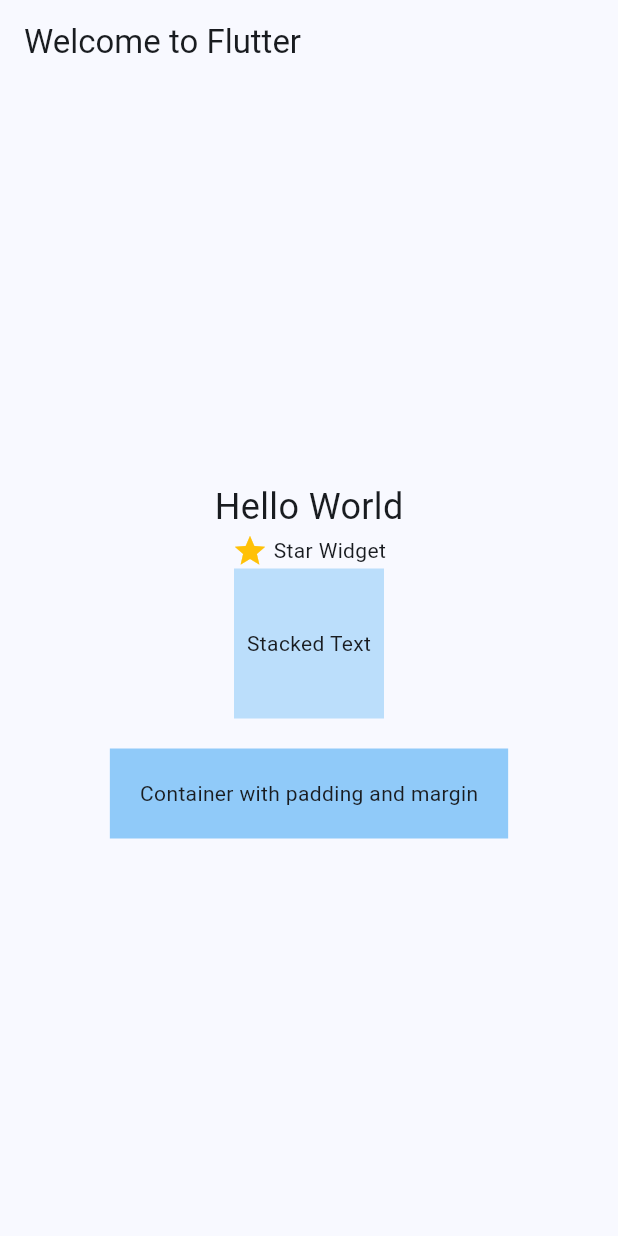
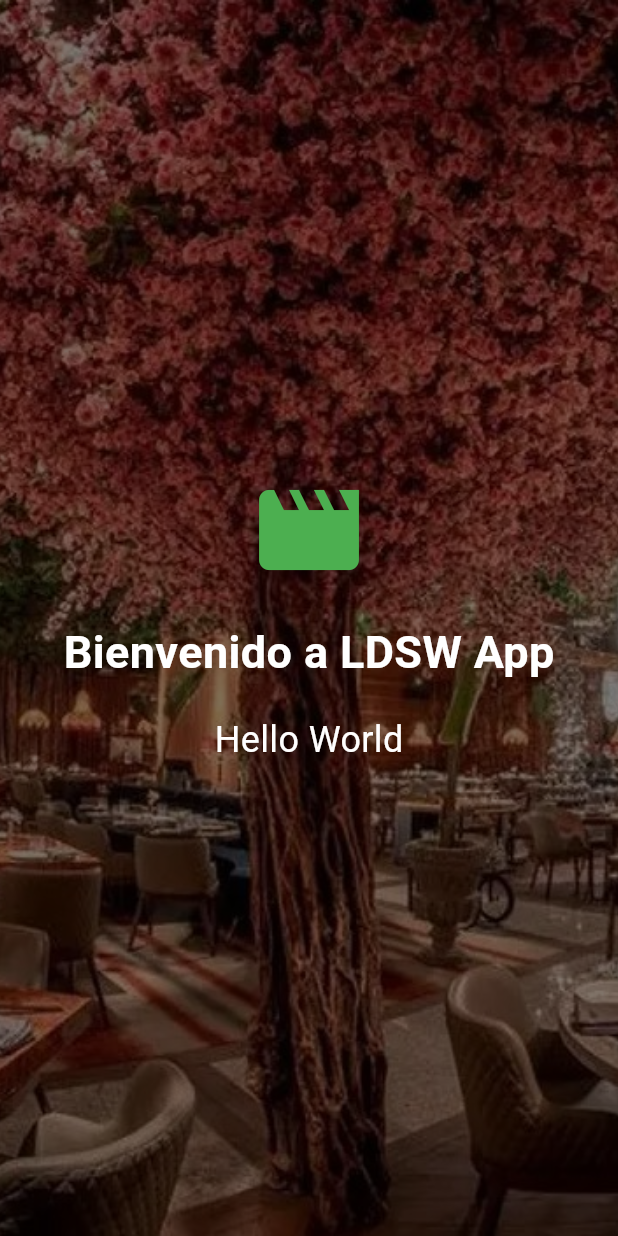
Before and after one commit to GabrielaUDG/LDSW_3.4_Utilizaci-n-de-widgets, a Flutter app: the screen it shows after launch, on a phone screen of 412 x 824 dp. Run offline on Flutter 3.47's test engine with Material 3 defaults, Android fonts, the phone set to English and light mode, and no system bars.

Commit message:
Modificación de la pantalla de inicio y actualización de dependencias

```diff
--- a/lib/main.dart
+++ b/lib/main.dart
@@ -10,62 +10,67 @@ class MyApp extends StatelessWidget {
   @override
   Widget build(BuildContext context) {
     return MaterialApp(
-      title: 'Welcome to Flutter',
+      title: 'LDSW App',
       theme: ThemeData(
-        colorScheme: ColorScheme.fromSeed(seedColor: Colors.blue),
-        useMaterial3: true,
+        primarySwatch: Colors.blue,
       ),
-      home: const MyHomePage(title: 'Welcome to Flutter'),
+      home: const HomeScreen(),
     );
   }
 }
 
-class MyHomePage extends StatelessWidget {
-  const MyHomePage({super.key, required this.title});
-
-  final String title;
+class HomeScreen extends StatelessWidget {
+  const HomeScreen({super.key});
 
   @override
   Widget build(BuildContext context) {
     return Scaffold(
-      appBar: AppBar(
-        title: Text(title),
+      body: Stack(
+        children: [
+          // Imagen de fondo con un filtro de opacidad
+          Container(
+            decoration: const BoxDecoration(
+              image: DecorationImage(
+                image: AssetImage("assets/background.jpg"), // Asegúrate de agregar esta imagen en assets
+                fit: BoxFit.cover,
               ),
-      body: Center(
+            ),
+            child: Container(
+              color: Colors.black.withOpacity(0.5), // Añadido un filtro negro con opacidad
+            ),
+          ),
+          // Contenido sobre la imagen de fondo
+          Center(
             child: Column(
               mainAxisAlignment: MainAxisAlignment.center,
               children: [
+                const Icon(
+                  Icons.movie, // Icono que representa la app
+                  size: 80,
+                  color: Colors.green,
+                ),
+                const SizedBox(height: 20),
                 const Text(
-              'Hello World',
-              style: TextStyle(fontSize: 24),
+                  'Bienvenido a LDSW App', // Nombre de la app
+                  style: TextStyle(
+                    fontSize: 30,
+                    fontWeight: FontWeight.bold,
+                    color: Colors.white, // Cambié el color a blanco para mejor visibilidad
                   ),
-            Row(
-              mainAxisAlignment: MainAxisAlignment.center,
-              children: const [
-                Icon(Icons.star, color: Colors.amber),
-                Text(" Star Widget"),
-              ],
                 ),
-            Stack(
-              alignment: Alignment.center,
-              children: [
-                Container(
-                  width: 100,
-                  height: 100,
-                  color: Colors.blue[100],
+                const SizedBox(height: 20),
+                const Text(
+                  'Hello World', // Mensaje de bienvenida
+                  style: TextStyle(
+                    fontSize: 24,
+                    color: Colors.white, // Cambié el color a blanco
                   ),
-                const Text('Stacked Text'),
-              ],
-            ),
-            Container(
-              padding: const EdgeInsets.all(20),
-              margin: const EdgeInsets.only(top: 20),
-              color: Colors.blue[200],
-              child: const Text("Container with padding and margin"),
                 ),
               ],
             ),
           ),
+        ],
+      ),
     );
   }
 }
--- a/pubspec.yaml
+++ b/pubspec.yaml
@@ -58,6 +58,8 @@ flutter:
   # the material Icons class.
   uses-material-design: true
 
+  assets:
+    - assets/background.jpg
   # To add assets to your application, add an assets section, like this:
   # assets:
   #   - images/a_dot_burr.jpeg
```
Also changed, not shown: assets/background.jpg (added). Lines whose indentation alone changed are shown as unchanged.
